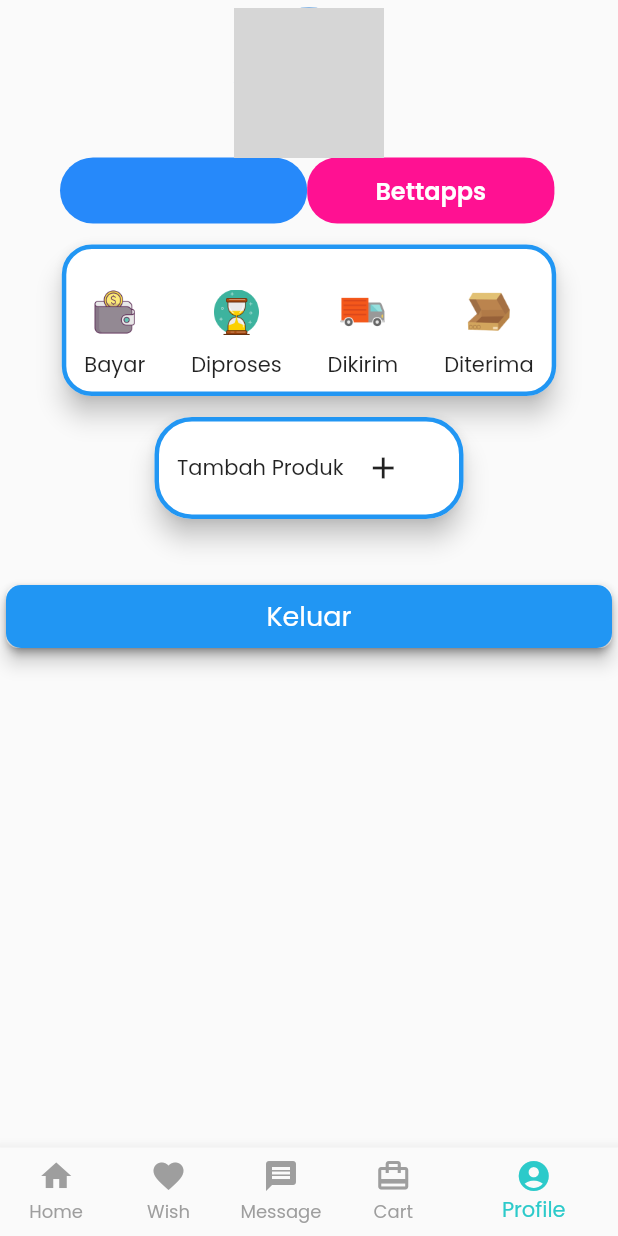
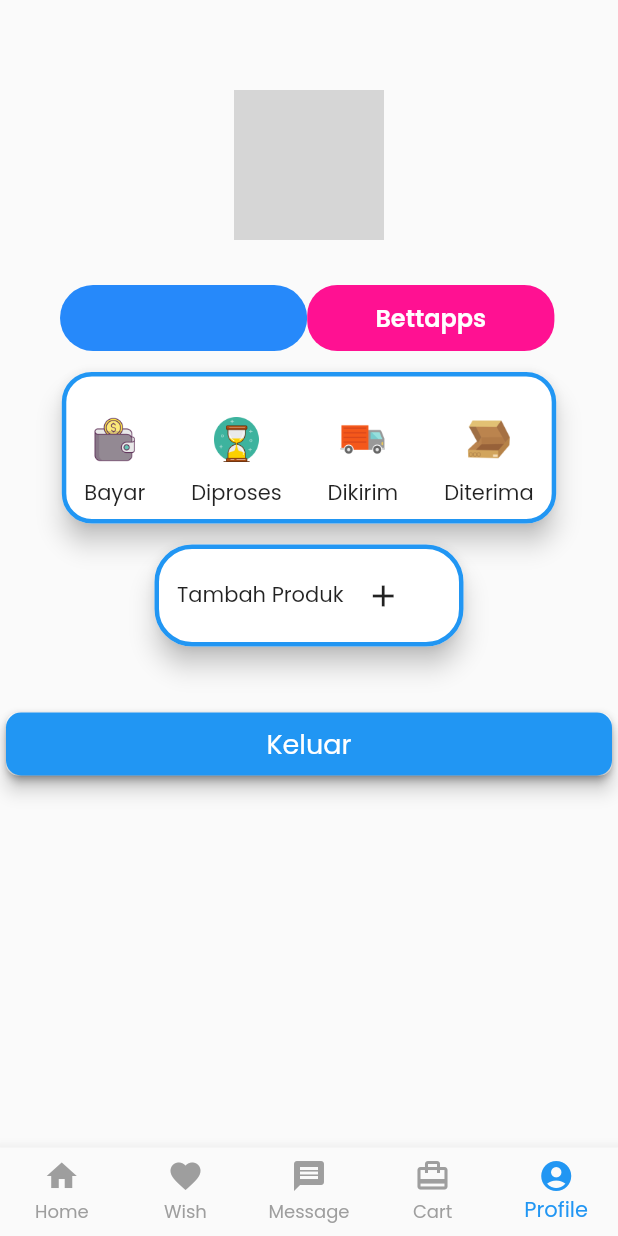
Before and after one commit to maulanataufiq30/Bettapps, a Flutter app: the BottomNavigation screen opened directly, item 5 of the bottom bar chosen, after a tap on the "add" icon, on a phone screen of 412 x 824 dp. Run offline on Flutter 3.47's test engine with Material 2 defaults, Android fonts, the phone set to English and light mode, and no system bars; our stand-ins replace bubble, cloud_firestore, firebase_auth, firebase_core, firebase_storage, font_awesome_flutter and 8 more; missing offline and left inert: dart:ffi; accounts and stored records are empty; network calls fail; project files that could hold a hidden picture were left out; grey boxes are pictures that could not be loaded.

Commit message:
Update Profile Image, Fixed Bottom Navigation, Fix Home Page view

```diff
--- a/lib/helper/shared_preference_helper.dart
+++ b/lib/helper/shared_preference_helper.dart
@@ -2,15 +2,20 @@
 
 class SharedPreferenceHelper {
   static String userIdKey = "USERKEY";
+  static String userCredentialIdKey = "USERCREDENTIALKEY";
   static String userNameKey = "USERNAMEKEY";
   static String userEmailKey = "USEREMAILKEY";
-
+  static String userImageUrl = "USERIMAGEKEY";
   static String logedInKey = "LOGEDINKEY";
 
   //save data
   Future<bool> saveUserId(String getUserId) async {
     SharedPreferences preferences = await SharedPreferences.getInstance();
     return preferences.setString(userIdKey, getUserId);
+  }
+  Future<bool> saveUserCredentialId(String getUserCredentialId) async {
+    SharedPreferences preferences = await SharedPreferences.getInstance();
+    return preferences.setString(userCredentialIdKey, getUserCredentialId);
   }
 
   Future<bool> saveUserName(String getUserName) async {
@@ -21,6 +26,10 @@
   Future<bool> saveUserEmail(String getUserEmail) async {
     SharedPreferences preferences = await SharedPreferences.getInstance();
     return preferences.setString(userEmailKey, getUserEmail);
+  }
+  Future<bool> saveImageUrl(String getUserImageUrl) async {
+    SharedPreferences preferences = await SharedPreferences.getInstance();
+    return preferences.setString(userImageUrl, getUserImageUrl);
   }
 
   Future<bool> saveLogedIn(String getLogedIn) async {
@@ -33,6 +42,10 @@
     SharedPreferences preferences = await SharedPreferences.getInstance();
     return preferences.getString(userIdKey);
   }
+  Future<String> getUserCredentialId() async {
+    SharedPreferences preferences = await SharedPreferences.getInstance();
+    return preferences.getString(userCredentialIdKey);
+  }
 
   Future<String> getUserName() async {
     SharedPreferences preferences = await SharedPreferences.getInstance();
@@ -43,8 +56,10 @@
     SharedPreferences preferences = await SharedPreferences.getInstance();
     return preferences.getString(userEmailKey);
   }
-
-//
+  Future<String> getImageUrl() async {
+    SharedPreferences preferences = await SharedPreferences.getInstance();
+    return preferences.getString(userImageUrl);
+  }
   Future<String> getLogedIn() async {
     SharedPreferences preferences = await SharedPreferences.getInstance();
     return preferences.getString(logedInKey);
--- a/lib/produk/item_card.dart
+++ b/lib/produk/item_card.dart
@@ -3,6 +3,9 @@
 import 'package:flutter/material.dart';
 
 class ItemCard extends StatefulWidget {
+  ItemCard(this.nama, this.merek, this.tipe, this.harga, this.jumlah,
+      this.gambar, this.detail, this.dibuat, this.terjual);
+
   final String nama;
   final String merek;
   final String tipe;
@@ -13,8 +16,6 @@
   final Timestamp dibuat;
   final Timestamp terjual;
 
-  ItemCard(this.nama, this.merek, this.tipe, this.harga, this.jumlah,
-      this.gambar, this.detail, this.dibuat, this.terjual);
   @override
   _ItemCardState createState() => _ItemCardState();
 }
@@ -22,33 +23,42 @@
 class _ItemCardState extends State<ItemCard> {
   @override
   Widget build(BuildContext context) {
-    return InkWell(
-        child: GestureDetector(
+    return GestureDetector(
       onTap: () {
-              Navigator.pushReplacement(context,
-                  MaterialPageRoute(builder: (context) => DetailPage()));
+        Navigator.push(context, MaterialPageRoute(builder: (context) {
+          return DetailPage(
+              widget.nama,
+              widget.merek,
+              widget.tipe,
+              widget.harga,
+              widget.jumlah,
+              widget.gambar,
+              widget.detail,
+              widget.dibuat,
+              widget.terjual);
+        }));
       },
       child: Card(
         elevation: 5,
-              shape: RoundedRectangleBorder(
-                  borderRadius: BorderRadius.circular(5)),
+        shape: RoundedRectangleBorder(borderRadius: BorderRadius.circular(5)),
         child: Container(
           padding: EdgeInsets.all(20),
           child: Column(
             mainAxisAlignment: MainAxisAlignment.spaceEvenly,
             children: [
-                    ClipRRect(
-                        borderRadius: BorderRadius.circular(50),
-                        child: Image(
+              Image(
                   fit: BoxFit.fill,
-                            image: NetworkImage(widget.gambar))),
+                  image: NetworkImage(widget.gambar),
+                  height: MediaQuery.of(context).size.width * 0.18,
+                  width: MediaQuery.of(context).size.width * 0.30),
               Text(
                 widget.nama,
-                      style: TextStyle(fontSize: 12),
+                style: TextStyle(fontSize: 10, fontWeight: FontWeight.bold),
               )
             ],
           ),
         ),
-            )));
+      ),
+    );
   }
 }
--- a/lib/produk/wishlist_prod.dart
+++ b/lib/produk/wishlist_prod.dart
@@ -59,8 +59,7 @@
           tag: prod_picture,
           child: Material(
             child: InkWell(
-              onTap: () => Navigator.of(context).push(
-                  new MaterialPageRoute(builder: (context) => DetailPage())),
+              onTap: () {},
               child: Stack(
                 children: <Widget>[
                   Image.asset(
--- a/lib/views/add_item_page.dart
+++ b/lib/views/add_item_page.dart
@@ -283,8 +283,9 @@
                                     return BottomNavigation();
                                   }));
                                   if (imageDir != null) {
-                                    imagePath = await DatabaseMethods.getGambar(
-                                        imageDir);
+                                  imagePath =
+                                        await DatabaseMethods.uploadGambar(
+                                            imageDir);
                                   }
                                   Map<String, dynamic> infoBarang = {
                                     "nama": nama,
--- a/lib/views/bottom_navigation.dart
+++ b/lib/views/bottom_navigation.dart
@@ -36,6 +36,7 @@
         child: _listPage[_selectedNavbar],
       ),
       bottomNavigationBar: BottomNavigationBar(
+        type: BottomNavigationBarType.fixed,
         items: const <BottomNavigationBarItem>[
           BottomNavigationBarItem(
             icon: Icon(Icons.home),
@@ -59,7 +60,7 @@
           ),
         ],
         currentIndex: _selectedNavbar,
-        selectedItemColor: Color(0xff2CCACA),
+        selectedItemColor: Colors.blue,
         unselectedItemColor: Colors.grey,
         showUnselectedLabels: true,
         onTap: _changeSelectedNavBar,
--- a/lib/views/home_page.dart
+++ b/lib/views/home_page.dart
@@ -6,11 +6,11 @@
 import 'package:bettapps/views/wishlist_page.dart';
 import 'package:get/get.dart';
 
-import '../helper/shared_preference_helper.dart';
-import '../model/auth.dart';
-import '../utils/app_constant.dart';
-import '../utils/app_style.dart';
-import '../widgets/custom_button.dart';
+import 'package:bettapps/helper/shared_preference_helper.dart';
+import 'package:bettapps/model/auth.dart';
+import 'package:bettapps/utils/app_constant.dart';
+import 'package:bettapps/utils/app_style.dart';
+import 'package:bettapps/widgets/custom_button.dart';
 
 class HomePage extends StatefulWidget {
   @override
@@ -18,12 +18,12 @@
 }
 
 class _HomePageState extends State<HomePage> {
-  String myOriginName, myUserName, myEmail, myId;
+  String myUserName, myEmail, myId, myCredentialId = "DEFAULT";
 
   getMyInfoFromSharedPreferences() async {
     myUserName = await SharedPreferenceHelper().getUserName();
     myEmail = await SharedPreferenceHelper().getUserEmail();
-    myId = await SharedPreferenceHelper().getUserId();
+    myCredentialId = await SharedPreferenceHelper().getUserCredentialId();
     setState(() {});
   }
 
@@ -62,29 +62,17 @@
                       mainAxisAlignment: MainAxisAlignment.center,
                       children: [
                         Text('Halo', style: whiteFontBoldStyle2),
-                        if (name == null)
                           Container(
                             width: 200,
                             child: Text(
-                              'User',
+                              myUserName ?? 'User',
                               maxLines: 1,
-                              style: blackFontBoldStyle0.copyWith(
+                              style: blackFontBoldStyle1.copyWith(
                                 color: Colors.white,
                               ),
                             ),
                           ),
-                        if (name != null)
-                          Container(
-                            width: 200,
-                            child: Text(
-                              name,
-                              maxLines: 1,
-                              style: blackFontBoldStyle0.copyWith(
-                                color: Colors.white,
-                              ),
-                            ),
-                          ),
-                        SizedBox(height: 20),
+                        SizedBox(height: 30),
                         Text('"Selamat datang di Bettapps"',
                             style: greyFontStyleSmall.copyWith(
                                 color: Colors.white)),
@@ -155,48 +143,48 @@
                       }
                     }),
               ),
-              SizedBox(height: 10),
-              Container(
-                margin: EdgeInsets.symmetric(
-                    horizontal: defaultMargin, vertical: 5),
-                child: Row(
-                  mainAxisAlignment: MainAxisAlignment.spaceBetween,
-                  children: [
-                    Text('Flash Sale',
-                        style: TextStyle(
-                            fontWeight: FontWeight.bold,
-                            fontSize: 18,
-                            color: Colors.blue)),
-                    InkWell(
-                        child: Text('Lainnya',
-                            style: TextStyle(color: Colors.blue)),
-                        onTap: () {})
-                  ],
-                ),
-              ),
-              SizedBox(height: 10),
-              Container(
-                margin: EdgeInsets.symmetric(
-                    horizontal: defaultMargin, vertical: 5),
-                child: Row(
-                  mainAxisAlignment: MainAxisAlignment.spaceBetween,
-                  children: [
-                    Text('Disekitarmu',
-                        style: TextStyle(
-                            fontWeight: FontWeight.bold,
-                            fontSize: 18,
-                            color: Colors.blue)),
-                    InkWell(
-                      child:
-                          Text('Lainnya', style: TextStyle(color: Colors.blue)),
-                      onTap: () {
-                        // Get.toNamed(AppRoutes.PANEN);
-                      },
-                    )
-                  ],
-                ),
-              ),
-              SizedBox(height: 10),
+              // SizedBox(height: 10),
+              // Container(
+              //   margin: EdgeInsets.symmetric(
+              //       horizontal: defaultMargin, vertical: 5),
+              //   child: Row(
+              //     mainAxisAlignment: MainAxisAlignment.spaceBetween,
+              //     children: [
+              //       Text('Flash Sale',
+              //           style: TextStyle(
+              //               fontWeight: FontWeight.bold,
+              //               fontSize: 18,
+              //               color: Colors.blue)),
+              //       InkWell(
+              //           child: Text('Lainnya',
+              //               style: TextStyle(color: Colors.blue)),
+              //           onTap: () {})
+              //     ],
+              //   ),
+              // ),
+              // SizedBox(height: 10),
+              // Container(
+              //   margin: EdgeInsets.symmetric(
+              //       horizontal: defaultMargin, vertical: 5),
+              //   child: Row(
+              //     mainAxisAlignment: MainAxisAlignment.spaceBetween,
+              //     children: [
+              //       Text('Disekitarmu',
+              //           style: TextStyle(
+              //               fontWeight: FontWeight.bold,
+              //               fontSize: 18,
+              //               color: Colors.blue)),
+              //       InkWell(
+              //         child:
+              //             Text('Lainnya', style: TextStyle(color: Colors.blue)),
+              //         onTap: () {
+              //           // Get.toNamed(AppRoutes.PANEN);
+              //         },
+              //       )
+              //     ],
+              //   ),
+              // ),
+              // SizedBox(height: 10),
             ],
           ),
         ),
--- a/lib/views/profil_page.dart
+++ b/lib/views/profil_page.dart
@@ -1,4 +1,6 @@
-import 'package:bettapps/views/coming_soon_page.dart';
+import 'dart:io';
+
+
 import 'package:cloud_firestore/cloud_firestore.dart';
 import 'package:flutter/material.dart';
 import 'package:bettapps/helper/shared_preference_helper.dart';
@@ -9,9 +11,10 @@
 import 'package:bettapps/views/dikirim_page.dart';
 import 'package:bettapps/views/diproses_page.dart';
 import 'package:bettapps/views/diterima_page.dart';
-import 'package:bettapps/views/login_page.dart';
 import 'package:bettapps/views/toko_page.dart';
-import 'package:google_sign_in/google_sign_in.dart';
+import 'package:image_picker/image_picker.dart';
+import 'package:bettapps/model/database.dart';
+import 'package:bettapps/views/coming_soon_page.dart';
 
 import '../widgets/custom_button.dart';
 
@@ -22,22 +25,39 @@
 }
 
 class _ProfilPageState extends State<ProfilPage> {
-  String myOriginName, myUserName, myEmail, myId;
-
-  GoogleSignIn _googlSignIn = new GoogleSignIn();
-
-  getMyInfoFromSharedPreferences() async {
-    myUserName = await SharedPreferenceHelper().getUserName();
-    myEmail = await SharedPreferenceHelper().getUserEmail();
-    myId = await SharedPreferenceHelper().getUserId();
-    setState(() {});
-  }
+  var imageDir;
+  String myPict = "DEFAULT", def = "DEFAULT";
+  String myUserName, myEmail = "DEFAULT", myCredentialId = "DEFAULT";
+  String myId;
 
 @override
   void initState() {
     getMyInfoFromSharedPreferences();
     super.initState();
   }
+  getMyInfoFromSharedPreferences() async {
+    myUserName = await SharedPreferenceHelper().getUserName();
+    myEmail = await SharedPreferenceHelper().getUserEmail();
+    myCredentialId = await SharedPreferenceHelper().getUserCredentialId();
+    myPict = await SharedPreferenceHelper().getImageUrl();
+    setState(() {});
+  }
+
+  Future<File> getImage() async {
+    var imageFile;
+    final picker = ImagePicker();
+    PickedFile pickedFile = await picker.getImage(source: ImageSource.gallery);
+    if (pickedFile != null) {
+      setState(() {
+        imageFile = File(pickedFile.path);
+      });
+      return imageDir = imageFile;
+    } else {
+      return imageDir = imageFile;
+    }
+  }
+
+
 
   @override
   Widget build(BuildContext context) {
@@ -50,25 +70,68 @@
                 child: Column(
                   children: <Widget>[
                     Padding(padding: EdgeInsets.symmetric(horizontal: 40)),
-                    if (imageUrl == null)
                     ClipRRect(
                         borderRadius: BorderRadius.circular(50.0),
+                        child: (def != myPict)
+                            ? GestureDetector(
+                                onTap: () async {
+                                  File file = await getImage();
+                                  (file != null)
+                                      ? myPict =
+                                          await DatabaseMethods.uploadGambar(
+                                              file)
+                                      : myPict = def;
+                                  FirebaseFirestore _firestore =
+                                      FirebaseFirestore.instance;
+                                  CollectionReference _users =
+                                      _firestore.collection('users');
+                                  _users.doc(myCredentialId).update({
+                                    'imageUrl': myPict,
+                                  });
+                                  SharedPreferenceHelper().saveImageUrl(myPict);
+                                  getMyInfoFromSharedPreferences();
+                                  setState(() {});
+                                },
                                 child: Container(
-                          //margin: EdgeInsets.only(top: 60, bottom: 30),
-                          width: 150,
-                          height: 150,
-                          child: Icon(
-                            Icons.account_circle,
-                            size: 150,
-                          ),
+                                  margin: EdgeInsets.only(top: 60, bottom: 30),
+                                  width: 100,
+                                  height: 100,
+                                  decoration: BoxDecoration(
+                                      image: DecorationImage(
+                                          image: NetworkImage(myPict),
+                                          fit: BoxFit.cover)),
                                 ),
                               )
-                    else if (imageUrl != null)
-                      Padding(padding: EdgeInsets.only(top: 5)),
-                    CircleAvatar(
-                      backgroundImage: NetworkImage(imageUrl),
-                      radius: 50.0,
+                            : GestureDetector(
+                                onTap: () async {
+                                  File file = await getImage();
+                                  (file != null)
+                                      ? myPict =
+                                          await DatabaseMethods.uploadGambar(
+                                              file)
+                                      : myPict = def;
+                                  FirebaseFirestore _firestore =
+                                      FirebaseFirestore.instance;
+                                  CollectionReference _users =
+                                      _firestore.collection('users');
+                                  _users.doc(myCredentialId).update({
+                                    'imageUrl': myPict,
+                                  });
+                                  SharedPreferenceHelper().saveImageUrl(myPict);
+                                  getMyInfoFromSharedPreferences();
+                                  setState(() {});
+                                },
+                                child: Container(
+                                  margin: EdgeInsets.only(top: 60, bottom: 30),
+                                  width: 100,
+                                  height: 100,
+                                  decoration: BoxDecoration(
+                                      image: DecorationImage(
+                                          image:
+                                              AssetImage("assets/add_pp.png"),
+                                          fit: BoxFit.cover)),
                                 ),
+                              )),
                   ],
                 ),
               ),
@@ -77,7 +140,6 @@
                 width: MediaQuery.of(context).size.width * 1,
                 child: Row(
                   children: <Widget>[
-                    if (name == null)
                     Container(
                       padding: EdgeInsets.all(10),
                       margin: EdgeInsets.only(bottom: 10),
@@ -88,26 +150,7 @@
                       ),
                       child: Center(
                         child: Text(
-                            "Admin",
-                            style: TextStyle(
-                                fontSize: 16,
-                                fontWeight: FontWeight.w600,
-                                color: Colors.white),
-                          ),
-                        ),
-                      ),
-                    if (name != null)
-                      Container(
-                        padding: EdgeInsets.all(10),
-                        margin: EdgeInsets.only(bottom: 10),
-                        width: MediaQuery.of(context).size.width * 0.4,
-                        decoration: BoxDecoration(
-                          borderRadius: BorderRadius.circular(40),
-                          color: Color(0xFF2689FA),
-                        ),
-                        child: Center(
-                          child: Text(
-                            name,
+                          myUserName ?? "User",
                           style: TextStyle(
                               fontSize: 16,
                               fontWeight: FontWeight.w600,
@@ -308,17 +351,12 @@
                         })
                         .then((value) => print("User logout"))
                         .catchError((error) => print("Gagal logout"));
-                    if (Auth().googlesignIn(context) != null) {
-                      Auth().signoutGoogle(context);
+                    Auth().toSignOut(context);
                     ScaffoldMessenger.of(context).showSnackBar(
                       const SnackBar(
                         content: Text('Sign Out'),
                       ),
                     );
-                    }
-                    if (Auth().googlesignIn(context) == null) {
-                      Auth().toSignOut(context);
-                    }
                   },
                   text: 'Keluar',
                   color: Colors.blue)
--- a/lib/views/register_page.dart
+++ b/lib/views/register_page.dart
@@ -65,7 +65,7 @@
                         hintText: 'Masukkan Nama Lengkap',
                         errorText:
                             errorEmailField ? 'Email tidak boleh kosong' : null,
-                        prefixIcon: Icon(Icons.mail_outline_rounded),
+                        prefixIcon: Icon(Icons.account_circle_rounded),
                       ),
                     ),
                   ),
--- a/pubspec.yaml
+++ b/pubspec.yaml
@@ -43,6 +43,7 @@
   progress_dialog:
   google_sign_in:
   provider:
+  easy_localization:
 
 dev_dependencies:
   flutter_test:
@@ -68,6 +69,7 @@
     - assets/dikirim.jpg
     - assets/etc/user.png
     - assets/etc/wa.png
+    - assets/add_pp.png
 
     - assets/corei7.png
     - assets/corei9.png
```
Also changed, not shown: lib/model/auth.dart (+20 -60 lines), lib/model/database.dart (+57 -3 lines), lib/views/detail_page.dart (+82 -47 lines), assets/add_pp.png (added), pubspec.lock, 1 other file. Lines whose indentation alone changed are shown as unchanged.
